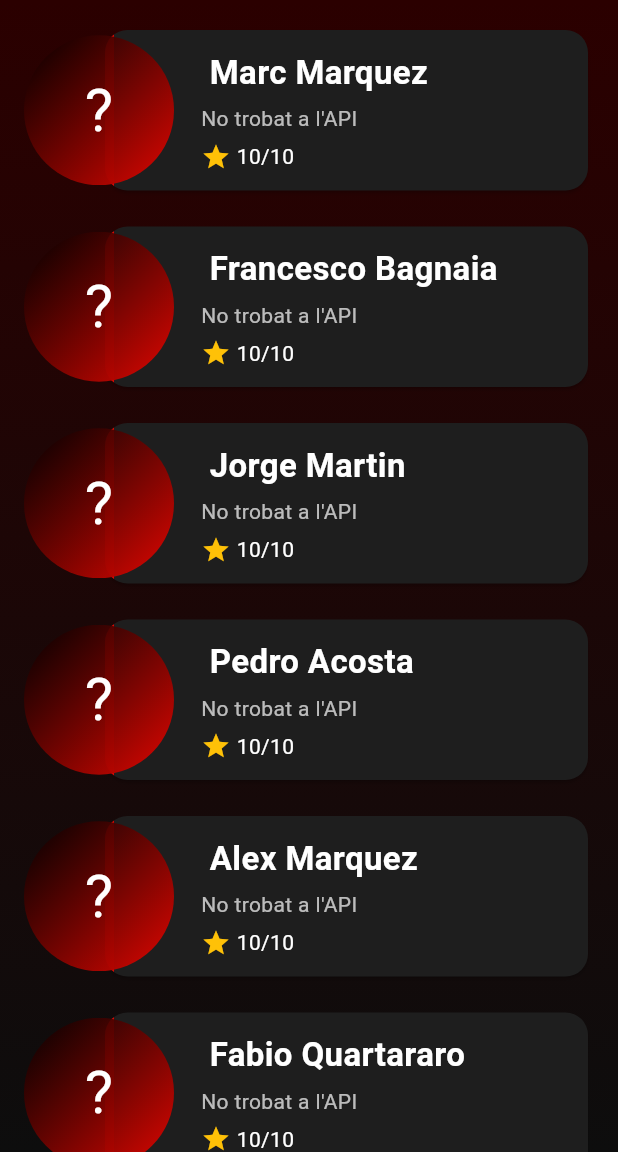
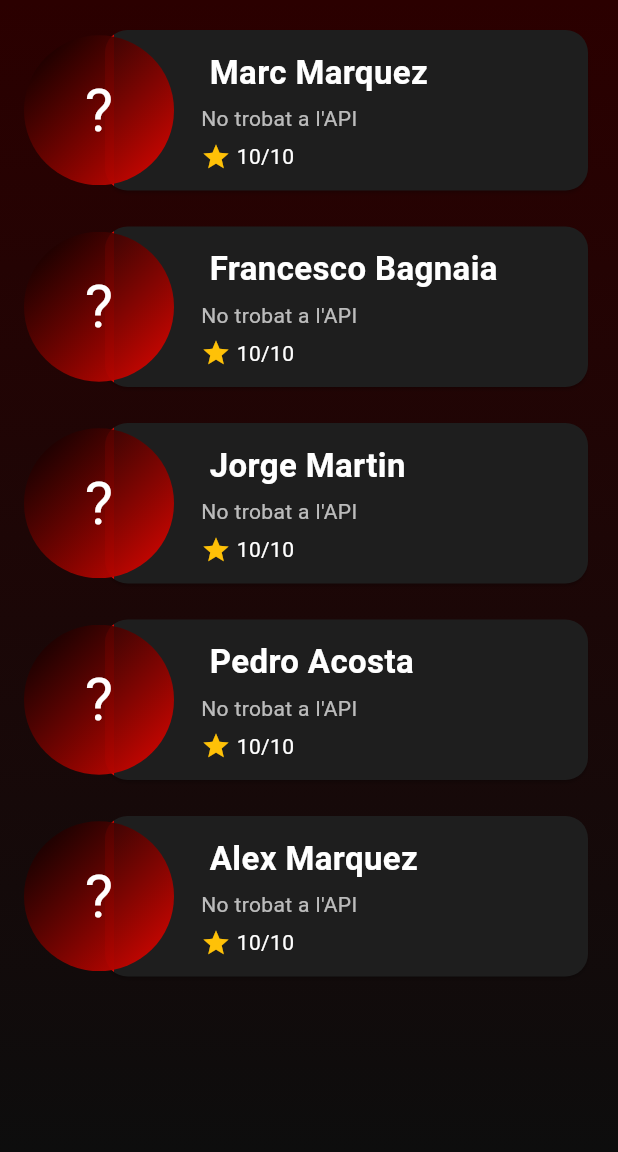
Before and after one commit to SergiGiro/IA03_2_MotoGP, a Flutter app: the screen it shows after launch, on a phone screen of 412 x 824 dp, the part 84-1236 px from its top. Run offline on Flutter 3.47's test engine with Material 3 defaults, Android fonts, the phone set to English and light mode, and no system bars; network calls fail.

Commit message:
Llista amb els 5 millors pilots

```diff
--- a/lib/main.dart
+++ b/lib/main.dart
@@ -34,14 +34,13 @@ class MyHomePage extends StatefulWidget {
 }
 
 class _MyHomePageState extends State<MyHomePage> {
-  // Pilots inicials: només posem el nom, la resta de dades vénen de l'API.
+  // Els 5 millors pilots: només posem el nom, la resta de dades vénen de l'API.
   List<Rider> initialRiders = [
     Rider('Marc Marquez'),
     Rider('Francesco Bagnaia'),
     Rider('Jorge Martin'),
     Rider('Pedro Acosta'),
     Rider('Alex Marquez'),
-    Rider('Fabio Quartararo'),
   ];
 
   Future _showNewRiderForm() async {
```
